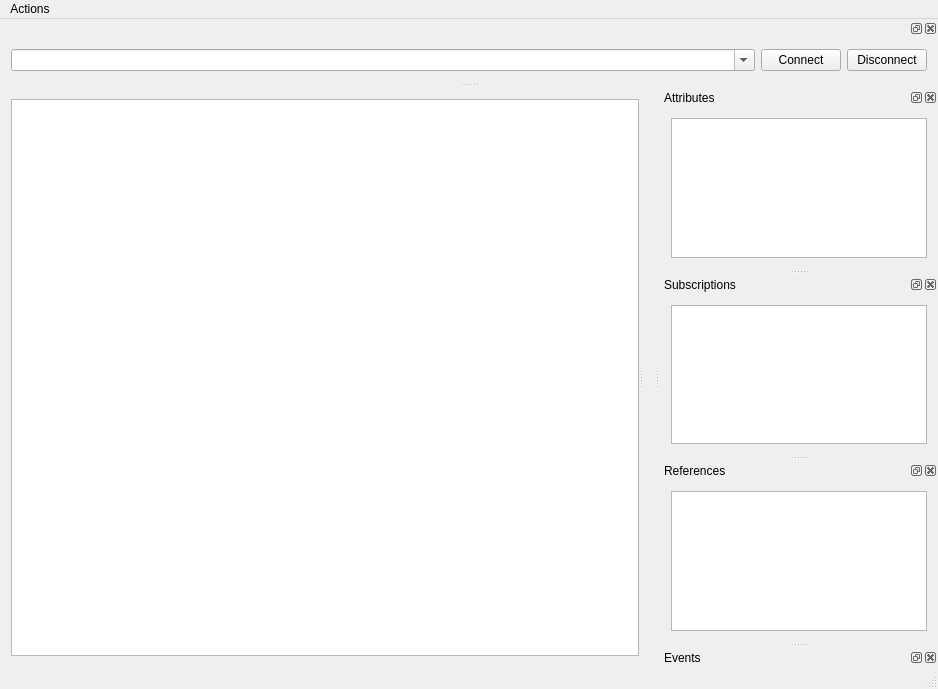
The window that mainwindow_ui.ui (FreeOpcUa/opcua-client-gui) describes before a commit, drawn with Qt 5.
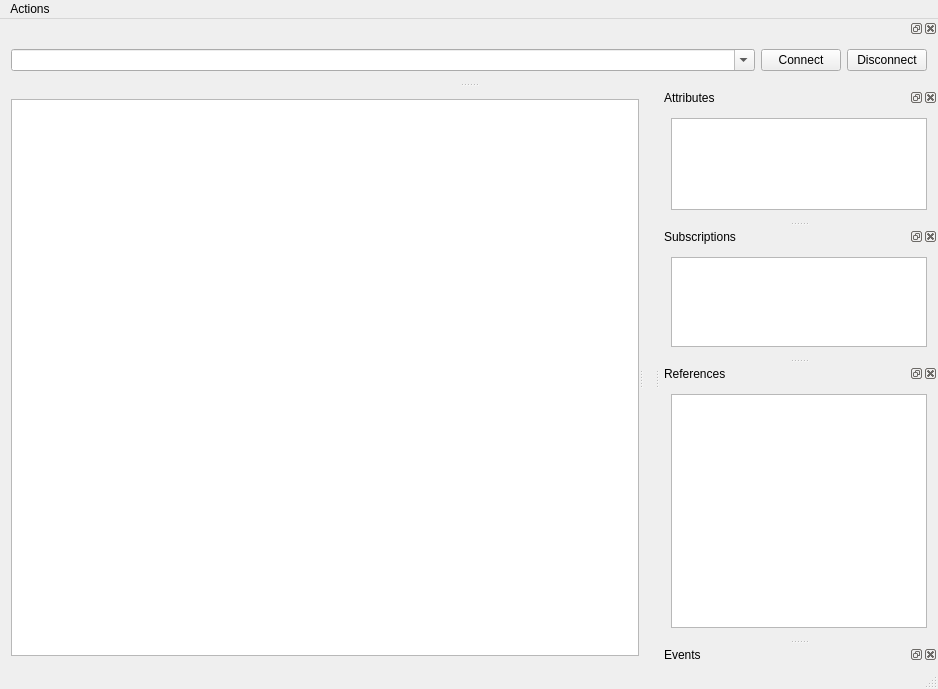
The same window after the commit.

Commit message: fix QTimer error, add generate py file

Diff of the .ui file:
```diff
--- a/mainwindow_ui.ui
+++ b/mainwindow_ui.ui
@@ -66,6 +66,12 @@
   </widget>
   <widget class="QStatusBar" name="statusBar"/>
   <widget class="QDockWidget" name="attrDockWidget">
+   <property name="sizePolicy">
+    <sizepolicy hsizetype="Expanding" vsizetype="Preferred">
+     <horstretch>0</horstretch>
+     <verstretch>0</verstretch>
+    </sizepolicy>
+   </property>
    <property name="windowTitle">
     <string>Attributes</string>
    </property>
@@ -75,7 +81,11 @@
    <widget class="QWidget" name="dockWidgetContents">
     <layout class="QVBoxLayout" name="verticalLayout">
      <item>
-      <widget class="QTreeView" name="attrView"/>
+      <widget class="QTreeView" name="attrView">
+       <property name="sizeAdjustPolicy">
+        <enum>QAbstractScrollArea::AdjustToContents</enum>
+       </property>
+      </widget>
      </item>
     </layout>
    </widget>
@@ -120,6 +130,12 @@
    </widget>
   </widget>
   <widget class="QDockWidget" name="subDockWidget">
+   <property name="sizePolicy">
+    <sizepolicy hsizetype="Expanding" vsizetype="Preferred">
+     <horstretch>0</horstretch>
+     <verstretch>0</verstretch>
+    </sizepolicy>
+   </property>
    <property name="windowTitle">
     <string>Subscriptions</string>
    </property>
@@ -133,6 +149,9 @@
        <property name="acceptDrops">
         <bool>true</bool>
        </property>
+       <property name="sizeAdjustPolicy">
+        <enum>QAbstractScrollArea::AdjustToContents</enum>
+       </property>
        <property name="dragDropOverwriteMode">
         <bool>false</bool>
        </property>
@@ -145,6 +164,12 @@
    </widget>
   </widget>
   <widget class="QDockWidget" name="refDockWidget">
+   <property name="sizePolicy">
+    <sizepolicy hsizetype="Expanding" vsizetype="Preferred">
+     <horstretch>0</horstretch>
+     <verstretch>0</verstretch>
+    </sizepolicy>
+   </property>
    <property name="windowTitle">
     <string>References</string>
    </property>
@@ -160,6 +185,12 @@
    </widget>
   </widget>
   <widget class="QDockWidget" name="evDockWidget">
+   <property name="sizePolicy">
+    <sizepolicy hsizetype="Expanding" vsizetype="Preferred">
+     <horstretch>0</horstretch>
+     <verstretch>0</verstretch>
+    </sizepolicy>
+   </property>
    <property name="windowTitle">
     <string>Events</string>
    </property>
```
The commit also changes 2 other files.
